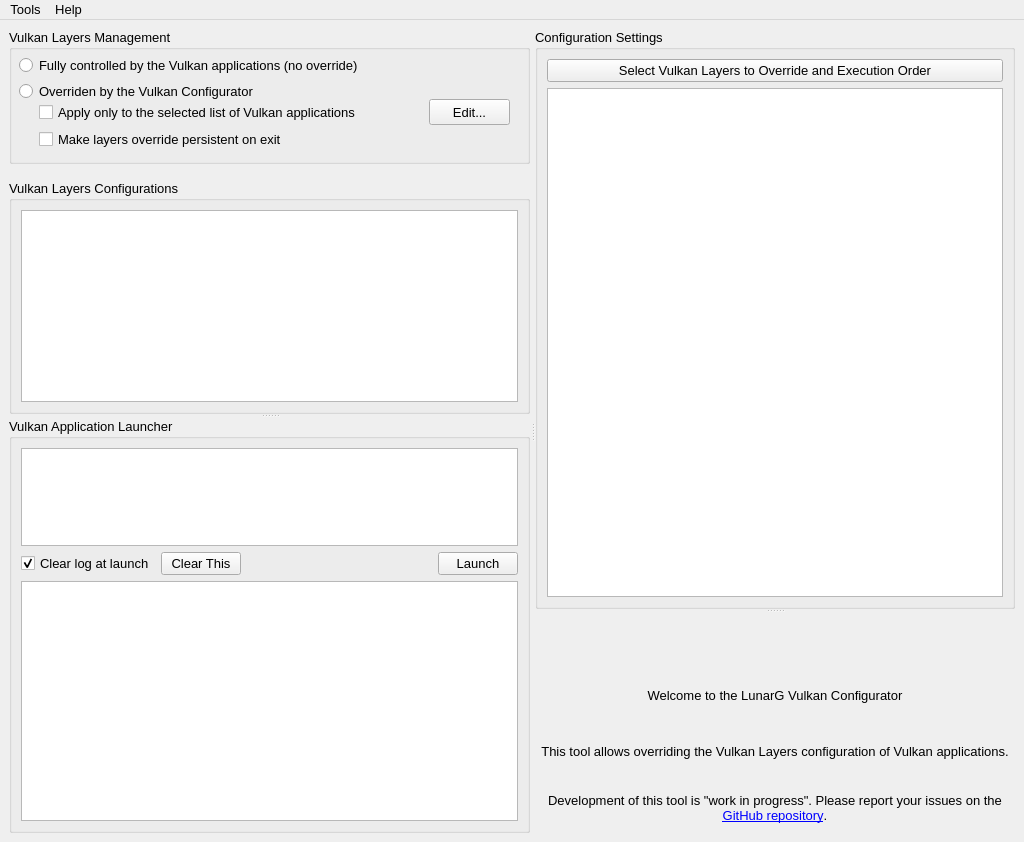
First picture: the form in vkconfig/mainwindow.ui, repository LunarG/VulkanTools, before the edit.
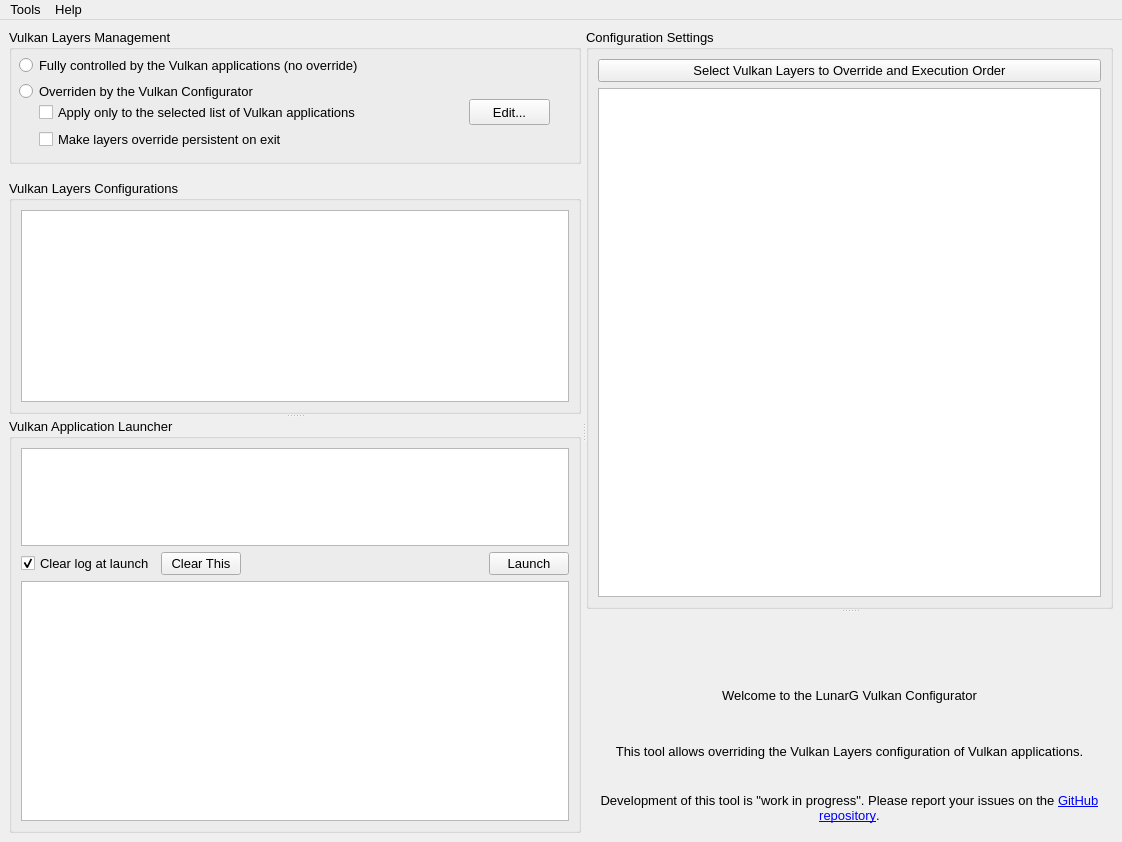
Second picture: the form after the edit. Icons and pictures are not drawn.

Commit message: vkconfig2: Spacing adjustments.

What changed in the file:
```diff
--- a/vkconfig/mainwindow.ui
+++ b/vkconfig/mainwindow.ui
@@ -6,7 +6,7 @@
    <rect>
     <x>0</x>
     <y>0</y>
-    <width>1024</width>
+    <width>1122</width>
     <height>842</height>
    </rect>
   </property>
@@ -129,7 +129,7 @@
            <widget class="QPushButton" name="pushButtonAppList">
             <property name="geometry">
              <rect>
-              <x>420</x>
+              <x>460</x>
               <y>70</y>
               <width>81</width>
               <height>26</height>
@@ -156,7 +156,7 @@
              <rect>
               <x>30</x>
               <y>73</y>
-              <width>381</width>
+              <width>411</width>
               <height>20</height>
              </rect>
             </property>
@@ -497,7 +497,7 @@
     <rect>
      <x>0</x>
      <y>0</y>
-     <width>1024</width>
+     <width>1122</width>
      <height>21</height>
     </rect>
    </property>
```
